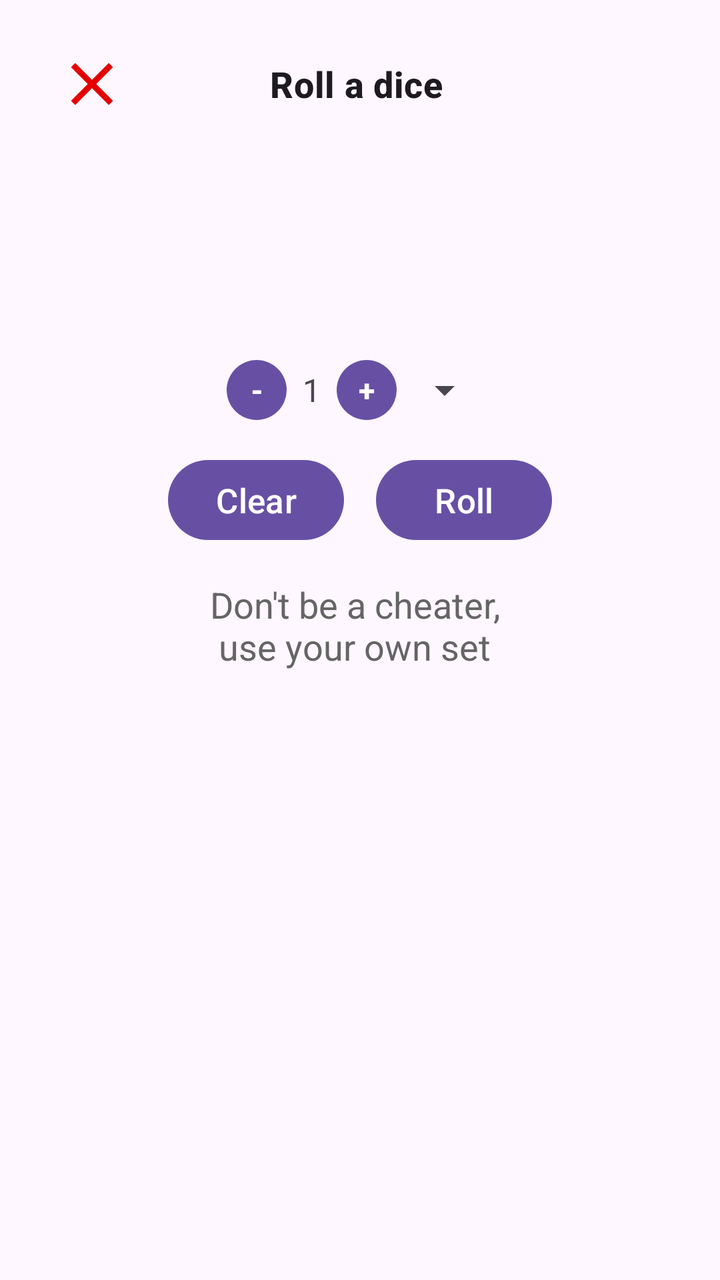
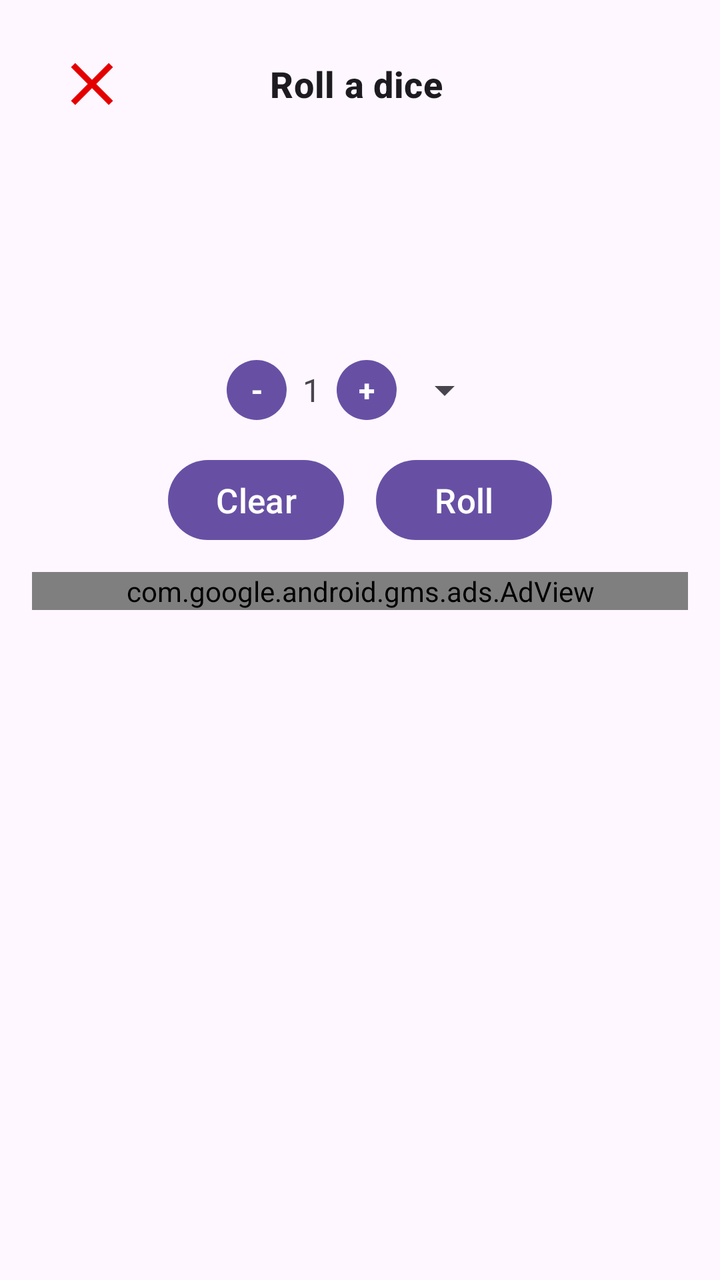

An Android layout rendered at two revisions. The XML below is the earlier revision; the diff shows what the commit changed to produce the second picture.
<!-- AndroidManifest.xml: application theme Theme.RolInitiative -->
<!-- res/layout/popup_dice_content.xml -->
<RelativeLayout xmlns:android="http://schemas.android.com/apk/res/android"
    android:layout_width="wrap_content"
    android:layout_height="wrap_content"
    android:padding="16dp">

    <RelativeLayout
        android:id="@+id/layoutTitleAddToFolder"
        android:layout_width="match_parent"
        android:layout_height="wrap_content"
        android:layout_marginStart="4dp"
        android:layout_marginEnd="8dp"
        android:orientation="horizontal">

        <ImageButton
            android:id="@+id/buttonDiceClose"
            android:layout_width="wrap_content"
            android:layout_height="wrap_content"
            android:layout_margin="8dp"
            android:layout_alignParentStart="true"
            android:src="@drawable/ic_button_close"
            android:background="@null"
            android:contentDescription="@string/close_folders"/>

        <TextView
            android:id="@+id/title_dice"
            android:layout_width="match_parent"
            android:layout_height="wrap_content"
            android:gravity="center"
            android:text="@string/dices"
            android:textSize="18sp"
            android:textStyle="bold"
            android:textAppearance="?attr/textAppearanceHeadline6"
            android:layout_centerInParent="true"
            android:layout_marginTop="16dp"/>

    </RelativeLayout>

    <LinearLayout
        android:id="@+id/layoutDices"
        android:layout_width="match_parent"
        android:layout_height="wrap_content"
        android:orientation="horizontal"
        android:gravity="center_vertical"
        android:layout_gravity="center_vertical"
        android:layout_centerHorizontal="true"
        android:layout_below="@+id/layoutTitleAddToFolder"
        android:layout_marginTop="8dp">

        <TextView
            android:id="@+id/textViewSumDices"
            android:layout_width="0dp"
            android:layout_height="wrap_content"
            android:layout_weight="1"
            android:textSize="20sp"
            android:layout_marginStart="12dp"
            android:layout_marginTop="0dp"/>

        <FrameLayout
            android:layout_width="72dp"
            android:layout_height="72dp"
            android:layout_marginStart="16dp"
            android:layout_marginEnd="18dp"
            android:layout_marginTop="8dp"
            android:layout_marginBottom="8dp">

            <ImageView
                android:id="@+id/diceImageViewVector"
                android:layout_width="match_parent"
                android:layout_height="match_parent"
                android:scaleType="centerInside"
                android:adjustViewBounds="true"/>

            <TextView
                android:id="@+id/textViewRandomNumber"
                android:layout_width="match_parent"
                android:layout_height="match_parent"
                android:textSize="48sp"
                android:gravity="center"/>
        </FrameLayout>

        <TextView
            android:id="@+id/textViewRandomNumberPlaceholder"
            android:layout_width="0dp"
            android:layout_height="wrap_content"
            android:layout_weight="1"
            android:textSize="24sp"
            android:layout_marginStart="0dp"
            android:layout_marginTop="8dp"
            android:visibility="gone"/>
    </LinearLayout>

    <LinearLayout
        android:id="@+id/layoutButtonsRandomDice"
        android:layout_width="wrap_content"
        android:layout_height="wrap_content"
        android:orientation="horizontal"
        android:gravity="center_vertical"
        android:layout_gravity="center_vertical"
        android:layout_below="@id/layoutDices"
        android:layout_centerHorizontal="true"
        android:layout_marginTop="16dp">

        
        <Button
            android:id="@+id/buttonReduceDices"
            android:layout_width="30dp"
            android:layout_height="30dp"
            android:text="@string/reduce_button_description"
            android:textSize="15sp"
            android:layout_gravity="center_vertical"
            android:gravity="center"
            android:textStyle="bold"
            android:padding="0dp"
            android:background="@drawable/round_button_background" />

        
        <TextView
            android:id="@+id/diceQuantity"
            android:layout_width="wrap_content"
            android:layout_height="wrap_content"
            android:text="1"
            android:textSize="16sp"
            android:gravity="center"
            android:layout_gravity="center_vertical"
            android:paddingStart="8dp"
            android:paddingEnd="8dp" />

        
        <Button
            android:id="@+id/buttonIncrementDices"
            android:layout_width="30dp"
            android:layout_height="30dp"
            android:text="@string/increment_button_description"
            android:textSize="15sp"
            android:layout_gravity="center_vertical"
            android:gravity="center"
            android:textStyle="bold"
            android:padding="0dp"
            android:background="@drawable/round_button_background" />

        
        <Spinner
            android:id="@+id/spinnerMaxSizeDice"
            android:layout_width="wrap_content"
            android:layout_height="wrap_content"
            android:layout_gravity="center_vertical"
            android:paddingStart="8dp"
            android:paddingEnd="8dp" />
    </LinearLayout>

    <LinearLayout
        android:id="@+id/layoutButtonsClearRandomDice"
        android:layout_width="wrap_content"
        android:layout_height="wrap_content"
        android:orientation="horizontal"
        android:gravity="center_vertical"
        android:layout_gravity="center_vertical"
        android:layout_below="@id/layoutButtonsRandomDice"
        android:layout_centerHorizontal="true"
        android:layout_marginTop="16dp">

        <Button
            android:id="@+id/buttonClearGenerateNumber"
            android:layout_width="wrap_content"
            android:layout_height="wrap_content"
            android:text="@string/clear"
            android:autoSizeTextType="uniform"
            android:autoSizeMinTextSize="10sp"
            android:autoSizeMaxTextSize="18sp"
            android:autoSizeStepGranularity="1sp"
            android:padding="8dp"
            android:maxLines="1"
            android:layout_gravity="center_vertical"
            android:paddingStart="8dp"
            android:paddingEnd="8dp" />

        <Space
            android:layout_width="16dp"
            android:layout_height="wrap_content" />

        
        <Button
            android:id="@+id/buttonGenerateNumber"
            android:layout_width="wrap_content"
            android:layout_height="wrap_content"
            android:text="@string/roll_dice"
            android:autoSizeTextType="uniform"
            android:autoSizeMinTextSize="10sp"
            android:autoSizeMaxTextSize="18sp"
            android:autoSizeStepGranularity="1sp"
            android:padding="8dp"
            android:maxLines="1"
            android:layout_gravity="center_vertical"
            android:paddingStart="8dp"
            android:paddingEnd="8dp" />

    </LinearLayout>

    
    <TextView
        android:id="@+id/popupTitle"
        android:layout_width="wrap_content"
        android:layout_height="wrap_content"
        android:text="@string/useYourOwnDices"
        android:layout_below="@id/layoutButtonsClearRandomDice"
        android:textSize="18sp"
        android:textColor="@color/darkGray"
        android:layout_centerHorizontal="true"
        android:layout_marginTop="16dp"
        android:layout_marginBottom="8dp"/>

</RelativeLayout>
<!-- resources referenced by this layout -->
<resources>
  <color name="darkGray">#FF656565</color>
  <!-- drawable ic_button_close (drawable) -->
  <vector xmlns:android="http://schemas.android.com/apk/res/android"
      android:width="36dp"
      android:height="36dp"
      android:viewportWidth="24"
      android:viewportHeight="24">
      <path
          android:fillColor="#E50000"
          android:pathData="M19,6.41L17.59,5L12,10.59L6.41,5L5,6.41L10.59,12L5,17.59L6.41,19L12,13.41L17.59,19L19,17.59L13.41,12L19,6.41z"/>
  </vector>
  <!-- drawable round_button_background (drawable) -->
  <shape xmlns:android="http://schemas.android.com/apk/res/android"
      android:shape="oval">
  </shape>
  <string name="clear">Clear</string>
  <string name="close_folders">Close popup</string>
  <string name="dices">Roll a dice</string>
  <string name="increment_button_description" translatable="false">+</string>
  <string name="reduce_button_description" translatable="false">-</string>
  <string name="roll_dice">Roll</string>
  <string name="useYourOwnDices">Don\'t be a cheater, \n use your own set</string>
  <style name="Theme.RolInitiative" parent="Base.Theme.RolInitiative" />
  <style name="Base.Theme.RolInitiative" parent="Theme.Material3.DayNight.NoActionBar">
          
          
      </style>
</resources>

<!-- the commit's change to res/layout/popup_dice_content.xml (unified diff, before → after) -->
@@ -1,6 +1,7 @@
 <RelativeLayout xmlns:android="http://schemas.android.com/apk/res/android"
     android:layout_width="wrap_content"
     android:layout_height="wrap_content"
+    xmlns:app="http://schemas.android.com/apk/res-auto"
     android:padding="16dp">
 
     <RelativeLayout
@@ -194,19 +195,16 @@
             android:paddingStart="8dp"
             android:paddingEnd="8dp" />
 
+
     </LinearLayout>
 
-    
-    <TextView
-        android:id="@+id/popupTitle"
-        android:layout_width="wrap_content"
-        android:layout_height="wrap_content"
-        android:text="@string/useYourOwnDices"
+    <com.google.android.gms.ads.AdView
+        android:id="@+id/adViewPopupDice"
+        android:layout_width="match_parent"
+        android:layout_height="wrap_content"
         android:layout_below="@id/layoutButtonsClearRandomDice"
-        android:textSize="18sp"
-        android:textColor="@color/darkGray"
-        android:layout_centerHorizontal="true"
-        android:layout_marginTop="16dp"
-        android:layout_marginBottom="8dp"/>
-
+        android:layout_centerHorizontal="true"
+        android:layout_marginTop="12dp"
+        app:adSize="BANNER"
+        app:adUnitId="@string/admob_banner_popupdice"/>
 </RelativeLayout>
<!-- resource entries referenced after the edit -->
@@ -1,6 +1,5 @@
 <!-- resources referenced by this layout -->
 <resources>
-  <color name="darkGray">#FF656565</color>
   <!-- drawable ic_button_close (drawable) -->
   <vector xmlns:android="http://schemas.android.com/apk/res/android"
       android:width="36dp"
@@ -15,13 +14,13 @@
   <shape xmlns:android="http://schemas.android.com/apk/res/android"
       android:shape="oval">
   </shape>
+  <string name="admob_banner_popupdice" translatable="false">ca-app-pub-3940256099942544/6300978111</string>
   <string name="clear">Clear</string>
   <string name="close_folders">Close popup</string>
   <string name="dices">Roll a dice</string>
   <string name="increment_button_description" translatable="false">+</string>
   <string name="reduce_button_description" translatable="false">-</string>
   <string name="roll_dice">Roll</string>
-  <string name="useYourOwnDices">Don\'t be a cheater, \n use your own set</string>
   <style name="Theme.RolInitiative" parent="Base.Theme.RolInitiative" />
   <style name="Base.Theme.RolInitiative" parent="Theme.Material3.DayNight.NoActionBar">
           
